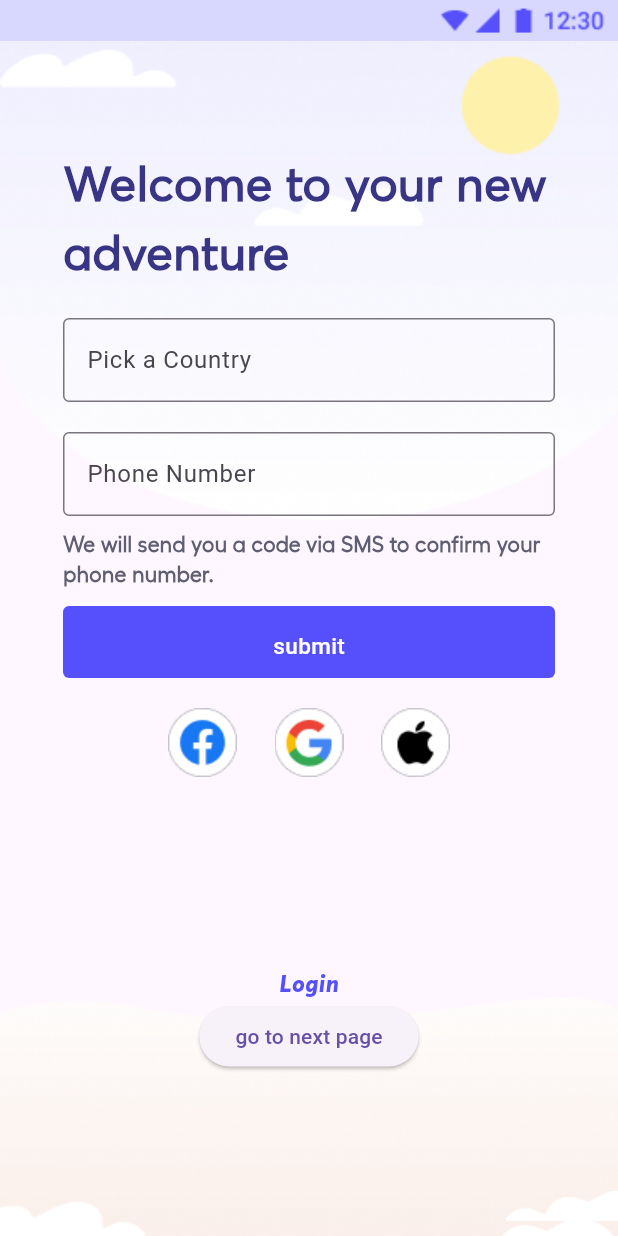
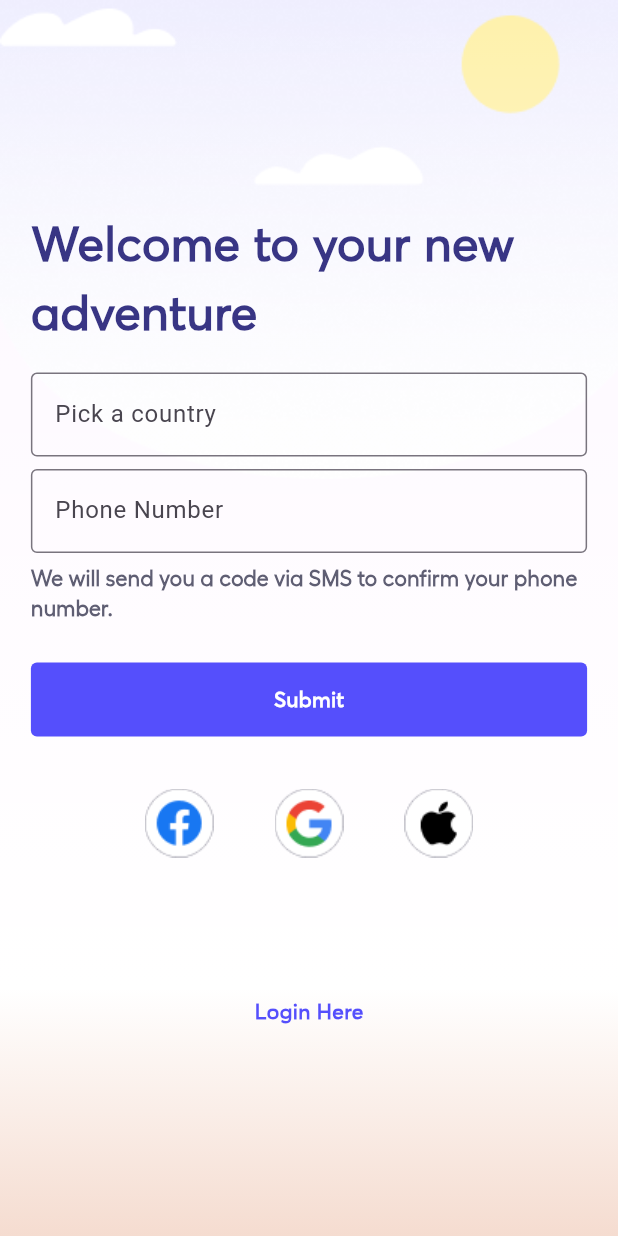
Before and after one commit to ilaydaxtx/travelapp, a Flutter app: the screen it shows after launch, on a phone screen of 412 x 824 dp. Run offline on Flutter 3.47's test engine with Material 3 defaults, Android fonts, the phone set to English and light mode, and no system bars; our stand-ins replace get; missing offline and left inert: dart:ffi.

Commit message:
register page remade

```diff
--- /dev/null
+++ b/travelapp2024/lib/global/styles/gradients.dart
@@ -0,0 +1,9 @@
+import 'package:flutter/material.dart';
+
+class Gradients {
+  static const LinearGradient gradientColor = LinearGradient(
+    colors: [Color.fromARGB(0, 255, 255, 255), Color.fromARGB(255, 255, 255, 255), Color(0xFFF5DCD0)],
+    stops: [0, 0.8, 1],
+    begin: Alignment.topCenter,
+    end: Alignment.bottomCenter,
+  );}
--- a/travelapp2024/lib/interface/screens/register_page.dart
+++ b/travelapp2024/lib/interface/screens/register_page.dart
@@ -1,173 +1,148 @@
 import 'package:flutter/material.dart';
 import 'package:get/get.dart';
 import 'package:travelapp2024/global/styles/colors.dart';
+import 'package:travelapp2024/global/styles/gradients.dart';
 import 'package:travelapp2024/interface/screens/home_page.dart';
 
 void main() {
-  runApp(RegisterPage());
+  runApp(MyApp());
+}
+
+class MyApp extends StatelessWidget {
+  @override
+  Widget build(BuildContext context) {
+    return GetMaterialApp(
+      debugShowCheckedModeBanner: false,
+      home: RegisterPage(),
+    );
+  }
 }
 
 class RegisterPage extends StatelessWidget {
   @override
   Widget build(BuildContext context) {
     return Scaffold(
+
       body: Stack(
         children: [
-            Positioned(
-              bottom: 0,
-              left: 0,
-              right: 0,
-              child: Image.asset(
-                'assets/Fill.png',
-                fit: BoxFit.cover,
-                errorBuilder: (context, error, stackTrace) {
-                  return Container(color: Colors.red); //if error occurs
-                },
-              ),
-            ),
-            Positioned(
-              top: 0,
-              right: 0,
-              left: 0,
-              child: Image.asset(
-                'assets/Golden Gate Bridge.png',
-                fit: BoxFit.cover,
-                errorBuilder: (context, error, stackTrace) {
-                  return Container(color: Colors.red); //if error occurs
-                },
-              ),
-            ),
-            Positioned(
-              bottom: 10,
-              right: 0,
-              child: Image.asset(
-                'assets/Path.png',
-                errorBuilder: (context, error, stackTrace) {
-                  return Container(color: Colors.red); //if error occurs
-                },
-              ),
-            ),
-            Positioned(
-              top: 0,
-              left: 0,
-              right: 0,
-              child: Image.asset(
-                'assets/Bar.png',
+
+          Container(
+            decoration: BoxDecoration(
+              image: DecorationImage(
+                image: AssetImage('assets/Golden Gate Bridge.png'),
                 fit: BoxFit.cover,
               ),
             ),
-            Positioned(
-              top: 100,
-              left: 20,
-              right: 20,
+          ),
+          Container(
+            decoration: BoxDecoration(
+              gradient: Gradients.gradientColor,
+            ),
+          ),
+
+          Center(
             child: Column(
-                crossAxisAlignment: CrossAxisAlignment.center,
               mainAxisAlignment: MainAxisAlignment.center,
               children: [
                 Container(
-                    width: 328,
+                  width: Get.width * 0.9,
                   child: Text(
                   "Welcome to your new adventure",
                   style: TextStyle(
                     fontFamily: "AvertaPE",
+                    fontSize: 32,
                     fontWeight: FontWeight.w700,
                     color: AppColors.DarkPurple,
-                        fontSize: 32,
+                  ),
+                  textAlign: TextAlign.start,
+                ),
+                ),
+                SizedBox(height: Get.height * 0.02),
+                Container( //dropdown + icon needed
+                  width: Get.width * 0.9,
+                  child: TextFormField(
+                    decoration: InputDecoration(
+                      label: Text("Pick a country"),
+                      border: OutlineInputBorder(),
                     ),
                   ),
                 ),
-                  SizedBox(height: 20),
-                  Container(
-                    width: 328,
+                SizedBox(height: Get.height * 0.01),
+                Container( //phone number validation needed
+                  width: Get.width * 0.9,
                   child: TextFormField(
-
                     decoration: InputDecoration(
-
+                      label: Text("Phone Number"),
                       border: OutlineInputBorder(),
-                        labelText: "Pick a Country",
                     ),
                   ),
                 ),
-                  SizedBox(height: 20,),
+                SizedBox(height: Get.height * 0.01),
                 Container(
-                    width: 328,
-                    child: TextFormField(
-                      decoration: InputDecoration(
-                        border: OutlineInputBorder(),
-
-                        labelText: "Phone Number",
-                      ),
-                    ),
-                  ),
-                  SizedBox(height: 10,),
-                  Container(
-                    width: 328,
+                  width: Get.width * 0.9,
                   child: Text("We will send you a code via SMS to confirm your phone number.",
                   style: TextStyle(
                     fontFamily: "Sans Serif",
+                    fontSize: 14,
                     fontWeight: FontWeight.w600,
-                      color: AppColors.Grey,
-
+                    color: AppColors.Grey
                   ),),
                 ),
-                  SizedBox(height: 10,),
-                  GestureDetector(
-                    onTap: () {
-                      //homepage e gonder
-                    },
+                SizedBox(height: Get.height * 0.03),
+                Container(
+                  width: Get.width * 0.9,
+                  height: Get.height * 0.06,
+                  child: GestureDetector(
+                    onTap: (){},
                     child: Container(
-                      width: 328,
-                      height: 48,
-                      padding: EdgeInsets.fromLTRB(16, 16, 16, 16),
-                      decoration: BoxDecoration(borderRadius: BorderRadius.circular(4),
-                      color: AppColors.BrightPurple),
-                      child: Center(
-                        child: Text("submit",
-                        style: TextStyle(color: Colors.white,
-                        fontSize: 15,
-                        fontWeight: FontWeight.w500),
+
+                      decoration: BoxDecoration(color: AppColors.BrightPurple,
+                      borderRadius: BorderRadius.circular(4)),
+                      alignment: Alignment.center,
+                      width: Get.width * 0.9,
+                      child: Text("Submit",
+                      style: TextStyle(fontFamily: "AvertaPE",
+                      fontWeight: FontWeight.w600,
+                      color: Colors.white),
                       ),
                     ),
                   ),
                 ),
-                  SizedBox(height: 20),
+                SizedBox(height: Get.height * 0.03),
                 Row(
                   mainAxisAlignment: MainAxisAlignment.center,
                   children: [
-                      Image.asset("assets/Facebook.png"),
-                      SizedBox(width: 25),
-                      Image.asset("assets/Google.png"),
-                      SizedBox(width: 25),
-                      Image.asset("assets/Apple.png")
+                    Container(
+                      width: Get.width * 0.2,
+                      height: Get.height * 0.08,
+                      decoration: BoxDecoration(
+                      image: DecorationImage(image: AssetImage("assets/Facebook.png"),),),
+                      ),
+                      SizedBox(width: Get.width * 0.01,),
+                    Container(
+                      width: Get.width * 0.2,
+                      height: Get.height * 0.08,
+                      decoration: BoxDecoration(
+                      image: DecorationImage(image: AssetImage("assets/Google.png"),),),),
+                      SizedBox(width: Get.width * 0.01,),
+                    Container(
+                      width: Get.width * 0.2,
+                      height: Get.height * 0.08,
+                      decoration: BoxDecoration(
+                      image: DecorationImage(image: AssetImage("assets/Apple.png"),),),),
                   ],
                 ),
-                  SizedBox(height: 126,),
-                  Container(
-                    width: 328,
-                    child:
-                    Center(
-                      child: Text("Login",
-                      style: TextStyle(
-                        fontFamily: "AvertaPE",
-                        fontWeight: FontWeight.w800,
-                        fontSize: 16,
-                        color: AppColors.BrightPurple
-                      ),),
+                SizedBox(height: Get.height * 0.1,),
+                Container(child: Text("Login Here",
+                style: TextStyle(fontFamily: "AvertaPE",
+                fontWeight: FontWeight.w600,
+                color: AppColors.BrightPurple),),),
+
+              ],
             ),
-
-                  ),
-                  ElevatedButton(onPressed: (){
-                    Get.to(()=>HomePage());
-
-                  }, child: Text("go to next page"),) //bunu sil
-                ],
-
-              ),
-
           ),
         ],
       ),
-
     );
   }
 }
--- a/travelapp2024/lib/interface/screens/welcome_page.dart
+++ b/travelapp2024/lib/interface/screens/welcome_page.dart
@@ -53,9 +53,7 @@ class WelcomePage extends StatelessWidget {
               ),
 
             ]),
-            floatingActionButton: FloatingActionButton(onPressed: () { //delete this later
-              Get.to(()=>RegisterPage());
-            },),
+
 
     );
 
```
Also changed, not shown: travelapp2024/pubspec.lock. Lines whose indentation alone changed are shown as unchanged.
